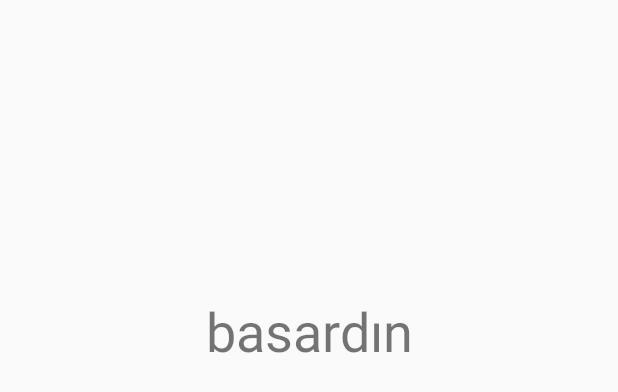
After one commit to denizzeybek/CreateEventApplication, an Android app: the layout fragment_home_click.xml on its own in the app's theme, with its tools: preview values and no code run, on a phone screen of 412 x 824 dp. The commit adds this screen. Shown: the top 392 px of the screen. Run offline under Robolectric (Android 15) with nearby library versions, the light colour scheme and no system bars.

```diff
--- a/app/src/main/java/com/example/loginfragment/ui/event/EventFragment.java
+++ b/app/src/main/java/com/example/loginfragment/ui/event/EventFragment.java
@@ -117,7 +117,6 @@ public class EventFragment extends Fragment {
                 createEvent(view);
             }
         });
-
 
         imageView = view.findViewById(R.id.uploadImage);
         imageView.setOnClickListener(new View.OnClickListener() {
--- /dev/null
+++ b/app/src/main/res/layout/fragment_home_click.xml
@@ -0,0 +1,19 @@
+<?xml version="1.0" encoding="utf-8"?>
+<androidx.constraintlayout.widget.ConstraintLayout xmlns:android="http://schemas.android.com/apk/res/android"
+    xmlns:app="http://schemas.android.com/apk/res-auto"
+    xmlns:tools="http://schemas.android.com/tools"
+    android:layout_width="match_parent"
+    android:layout_height="match_parent">
+
+    <TextView
+        android:id="@+id/textView5"
+        android:layout_width="322dp"
+        android:layout_height="51dp"
+        android:layout_marginTop="196dp"
+        android:text="basardın"
+        android:textAlignment="center"
+        android:textSize="36sp"
+        app:layout_constraintEnd_toEndOf="parent"
+        app:layout_constraintStart_toStartOf="parent"
+        app:layout_constraintTop_toTopOf="parent" />
+</androidx.constraintlayout.widget.ConstraintLayout>
--- a/app/src/main/res/values/strings.xml
+++ b/app/src/main/res/values/strings.xml
@@ -4,6 +4,7 @@
     <string name="hello_blank_fragment2">Hello blank fragment</string>
     <string name="title_activity_main2">MainActivity</string>
     <string name="title_home">Ana Sayfa</string>
+    <string name="title_home_click">Ana Sayfa</string>
     <string name="title_event">Yeni Ekle</string>
     <string name="title_profile">Profil</string>
     <string name="title_notifications">Bildirimler</string>
```
Also changed, not shown: app/src/main/java/com/example/loginfragment/ui/home/ClickedHomeFragment.java (added, +63 -0 lines), app/src/main/java/com/example/loginfragment/ui/home/FeedRecyclerAdapter.java (+25 -0 lines), app/src/main/res/navigation/mobile_navigation.xml (+18 -1 lines).
